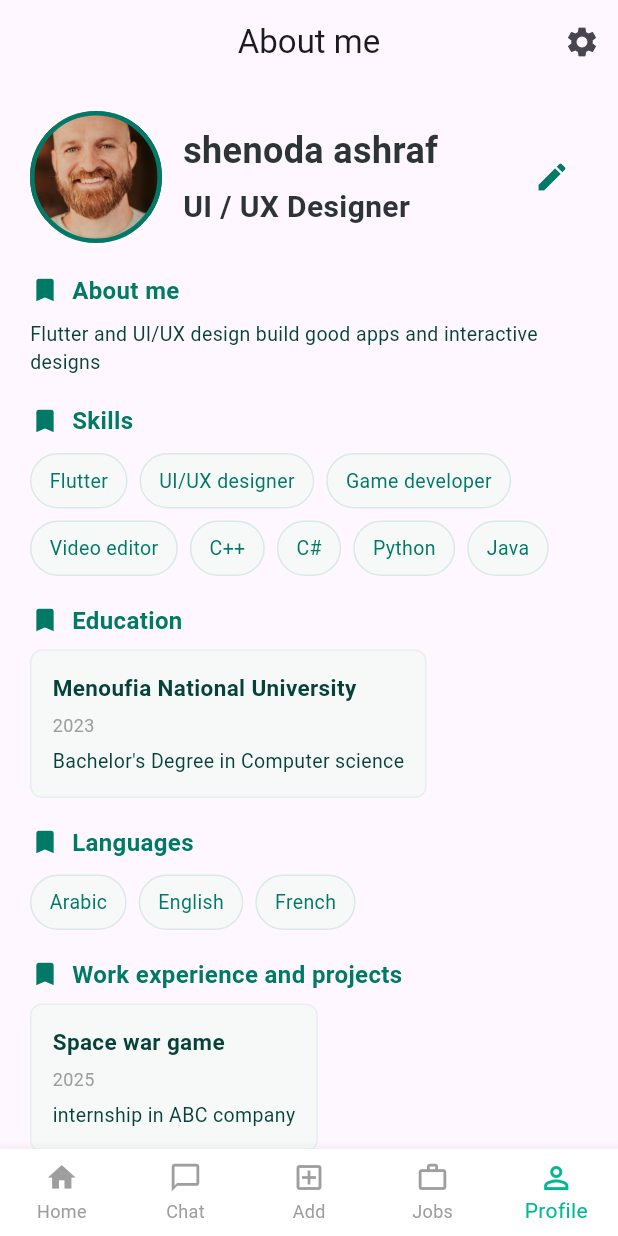
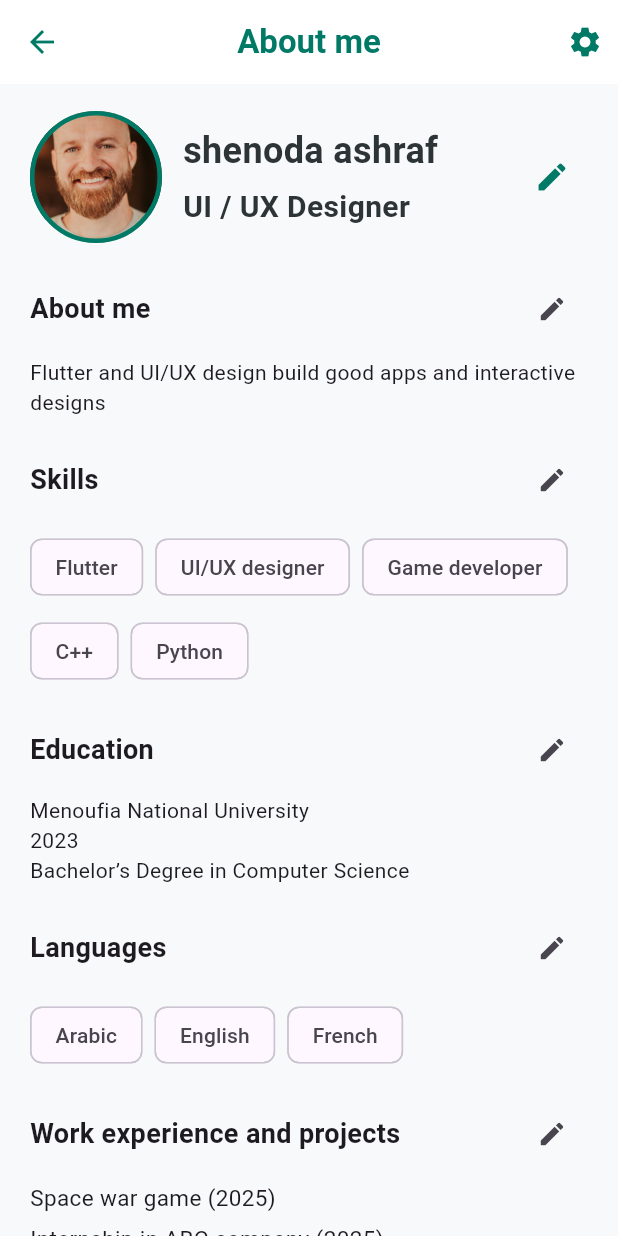
Before and after one commit to engshenoda/Student_Hub, a Flutter app: the ProfileScreen screen opened by its route, on a phone screen of 412 x 824 dp. Run offline on Flutter 3.47's test engine with Material 3 defaults, Android fonts, the phone set to English and light mode, and no system bars; our stand-ins replace firebase_core, go_router, image_picker, shared_preferences; accounts and stored records are empty.

Commit message:
update in screen edit profile fix some bugs

```diff
--- a/lib/features/profile/presentation/screens/profile_screen.dart
+++ b/lib/features/profile/presentation/screens/profile_screen.dart
@@ -1,14 +1,11 @@
 import 'package:flutter/material.dart';
-import 'package:go_router/go_router.dart';
-import 'package:linkedin/core/routes/route.dart';
-import 'package:linkedin/core/theme/app_text_styles.dart';
-import 'package:linkedin/features/profile/presentation/widgets/education_card.dart';
-import 'package:linkedin/features/profile/presentation/widgets/languages_list.dart';
+import 'package:linkedin/core/theme/app_colors.dart';
+import 'package:linkedin/features/profile/presentation/widgets/about_me_section.dart';
+import 'package:linkedin/features/profile/presentation/widgets/education_section.dart';
+import 'package:linkedin/features/profile/presentation/widgets/languages_section.dart';
 import 'package:linkedin/features/profile/presentation/widgets/profile_header.dart';
-import 'package:linkedin/core/widgets/custom_bottom_navigation.dart';
-import 'package:linkedin/features/profile/presentation/widgets/section_title.dart';
-import 'package:linkedin/features/profile/presentation/widgets/skills_list.dart';
-import 'package:linkedin/features/profile/presentation/widgets/work_item.dart';
+import 'package:linkedin/features/profile/presentation/widgets/skills_scetion.dart';
+import 'package:linkedin/features/profile/presentation/widgets/work_experience_section.dart';
 
 class ProfileScreen extends StatelessWidget {
   const ProfileScreen({super.key});
@@ -16,19 +13,22 @@ class ProfileScreen extends StatelessWidget {
   @override
   Widget build(BuildContext context) {
     return Scaffold(
-      bottomNavigationBar: CustomBottomNavigationBar(
-        child: Scaffold(
+      backgroundColor: AppColors.background,
       appBar: AppBar(
-            title: const Text('About me'),
         centerTitle: true,
+        title: const Text(
+          'About me',
+          style: TextStyle(
+            color: AppColors.primary,
+            fontWeight: FontWeight.bold,
+          ),
+        ),
         elevation: 0,
-            actions: [
-              IconButton(
-                onPressed: () {
-                  GoRouter.of(context).push(Routes.settings);
-                },
-                icon: const Icon(Icons.settings),
-              ),
+        backgroundColor: Colors.white,
+        leading: const Icon(Icons.arrow_back, color: AppColors.primary),
+        actions: const [
+          Icon(Icons.settings, color: AppColors.primary),
+          SizedBox(width: 10),
         ],
       ),
       body: SingleChildScrollView(
@@ -38,32 +38,17 @@ class ProfileScreen extends StatelessWidget {
           children: const [
             ProfileHeader(),
             SizedBox(height: 20),
-                SectionTitle(title: 'About me'),
-                SizedBox(height: 8),
-                Text(
-                  'Flutter and UI/UX design build good apps and interactive designs',
-                  style: AppTextStyles.body,
-                ),
+            AboutMeSection(),
             SizedBox(height: 18),
-                SectionTitle(title: 'Skills'),
-                SizedBox(height: 10),
-                Skillslist(),
+            SkillsSection(),
             SizedBox(height: 18),
-                SectionTitle(title: 'Education'),
-                SizedBox(height: 8),
-                EducationCard(),
+            EducationSection(),
             SizedBox(height: 18),
-                SectionTitle(title: 'Languages'),
-                SizedBox(height: 10),
-                Languageslist(),
+            LanguagesSection(),
             SizedBox(height: 18),
-                SectionTitle(title: 'Work experience and projects'),
-                SizedBox(height: 8),
-                WorkItem(),
+            WorkExperienceSection(),
             SizedBox(height: 30),
           ],
-            ),
-          ),
         ),
       ),
     );
--- /dev/null
+++ b/lib/features/profile/presentation/widgets/about_me_section.dart
@@ -0,0 +1,50 @@
+import 'package:flutter/material.dart';
+import 'package:linkedin/features/profile/presentation/widgets/show_custom_bottom_sheet.dart';
+
+class AboutMeSection extends StatelessWidget {
+  const AboutMeSection({super.key});
+
+  @override
+  Widget build(BuildContext context) {
+    return Column(
+      crossAxisAlignment: CrossAxisAlignment.start,
+      children: [
+        Row(
+          children: [
+            const Expanded(
+              child: Text(
+                'About me',
+                style: TextStyle(
+                  fontSize: 18,
+                  fontWeight: FontWeight.bold,
+                ),
+              ),
+            ),
+            IconButton(
+              icon: const Icon(Icons.edit, size: 20),
+              onPressed: () {
+                showCustomBottomSheet(
+                  context: context,
+                  title: 'Edit About Me',
+                  children: [
+                    TextFormField(
+                      maxLines: 3,
+                      decoration: const InputDecoration(
+                        labelText: 'About Me',
+                        border: OutlineInputBorder(),
+                      ),
+                    ),
+                  ],
+                );
+              },
+            ),
+          ],
+        ),
+        const SizedBox(height: 8),
+        const Text(
+          'Flutter and UI/UX design build good apps and interactive designs',
+        ),
+      ],
+    );
+  }
+}
--- a/lib/features/profile/presentation/widgets/education_card.dart
+++ /dev/null
@@ -1,35 +0,0 @@
-import 'package:flutter/material.dart';
-import 'package:linkedin/core/theme/app_colors.dart';
-import 'package:linkedin/core/theme/app_text_styles.dart';
-
-class EducationCard extends StatelessWidget {
-  const EducationCard({super.key});
-
-  @override
-  Widget build(BuildContext context) {
-    return Container(
-      padding: const EdgeInsets.all(14),
-      decoration: BoxDecoration(
-        color: AppColors.surface,
-        borderRadius: BorderRadius.circular(8),
-        border: Border.all(color: AppColors.border),
-      ),
-      child: Column(
-        crossAxisAlignment: CrossAxisAlignment.start,
-        children: const [
-          Text(
-            'Menoufia National University',
-            style: AppTextStyles.sectionSubtitle,
-          ),
-          SizedBox(height: 6),
-          Text('2023', style: AppTextStyles.caption),
-          SizedBox(height: 6),
-          Text(
-            "Bachelor's Degree in Computer science",
-            style: AppTextStyles.body,
-          ),
-        ],
-      ),
-    );
-  }
-}
--- /dev/null
+++ b/lib/features/profile/presentation/widgets/education_section.dart
@@ -0,0 +1,63 @@
+import 'package:flutter/material.dart';
+import 'package:linkedin/features/profile/presentation/widgets/show_custom_bottom_sheet.dart';
+
+class EducationSection extends StatelessWidget {
+  const EducationSection({super.key});
+
+  @override
+  Widget build(BuildContext context) {
+    return Column(
+      crossAxisAlignment: CrossAxisAlignment.start,
+      children: [
+        Row(
+          children: [
+            const Expanded(
+              child: Text(
+                'Education',
+                style: TextStyle(
+                  fontSize: 18,
+                  fontWeight: FontWeight.bold,
+                ),
+              ),
+            ),
+            IconButton(
+              icon: const Icon(Icons.edit, size: 20),
+              onPressed: () {
+                showCustomBottomSheet(
+                  context: context,
+                  title: 'Edit Education',
+                  children: [
+                    TextFormField(
+                      decoration: const InputDecoration(
+                        labelText: 'University',
+                        border: OutlineInputBorder(),
+                      ),
+                    ),
+                    const SizedBox(height: 8),
+                    TextFormField(
+                      decoration: const InputDecoration(
+                        labelText: 'Department',
+                        border: OutlineInputBorder(),
+                      ),
+                    ),
+                    const SizedBox(height: 8),
+                    TextFormField(
+                      decoration: const InputDecoration(
+                        labelText: 'Graduation Year',
+                        border: OutlineInputBorder(),
+                      ),
+                    ),
+                  ],
+                );
+              },
+            ),
+          ],
+        ),
+        const SizedBox(height: 6),
+        const Text(
+          'Menoufia National University\n2023\nBachelor’s Degree in Computer Science',
+        ),
+      ],
+    );
+  }
+}
--- a/lib/features/profile/presentation/widgets/languages_list.dart
+++ /dev/null
@@ -1,15 +0,0 @@
-import 'package:flutter/material.dart';
-import 'package:linkedin/features/profile/presentation/widgets/skill_chip.dart';
-
-class Languageslist extends StatelessWidget {
-  const Languageslist({super.key});
-
-  @override
-  Widget build(BuildContext context) {
-    const langs = ['Arabic', 'English', 'French'];
-    return Wrap(
-      spacing: 8,
-      children: langs.map((l) => SkillChip(label: l)).toList(),
-    );
-  }
-}
--- /dev/null
+++ b/lib/features/profile/presentation/widgets/languages_section.dart
@@ -0,0 +1,57 @@
+import 'package:flutter/material.dart';
+import 'package:linkedin/features/profile/presentation/widgets/show_custom_bottom_sheet.dart';
+
+class LanguagesSection extends StatelessWidget {
+  const LanguagesSection({super.key});
+
+  @override
+  Widget build(BuildContext context) {
+    final langs = ['Arabic', 'English', 'French'];
+
+    return Column(
+      crossAxisAlignment: CrossAxisAlignment.start,
+      children: [
+        Row(
+          children: [
+            const Expanded(
+              child: Text(
+                'Languages',
+                style: TextStyle(
+                  fontSize: 18,
+                  fontWeight: FontWeight.bold,
+                ),
+              ),
+            ),
+            IconButton(
+              icon: const Icon(Icons.edit, size: 20),
+              onPressed: () {
+                showCustomBottomSheet(
+                  context: context,
+                  title: 'Edit Languages',
+                  children: [
+                    Wrap(
+                      spacing: 8,
+                      children: langs.map((lang) => Chip(label: Text(lang))).toList(),
+                    ),
+                    const SizedBox(height: 12),
+                    TextFormField(
+                      decoration: const InputDecoration(
+                        labelText: 'Add new language',
+                        border: OutlineInputBorder(),
+                      ),
+                    ),
+                  ],
+                );
+              },
+            ),
+          ],
+        ),
+        const SizedBox(height: 10),
+        Wrap(
+          spacing: 8,
+          children: langs.map((lang) => Chip(label: Text(lang))).toList(),
+        ),
+      ],
+    );
+  }
+}
--- a/lib/features/profile/presentation/widgets/profile_header.dart
+++ b/lib/features/profile/presentation/widgets/profile_header.dart
@@ -1,13 +1,61 @@
+import 'dart:io';
 import 'package:flutter/material.dart';
+import 'package:image_picker/image_picker.dart';
+import 'package:shared_preferences/shared_preferences.dart';
 import 'package:linkedin/core/theme/app_colors.dart';
 import 'package:linkedin/core/theme/app_text_styles.dart';
+import 'package:linkedin/features/profile/presentation/widgets/show_custom_bottom_sheet.dart';
 
-class ProfileHeader extends StatelessWidget {
+class ProfileHeader extends StatefulWidget {
   const ProfileHeader({super.key});
+
+  @override
+  State<ProfileHeader> createState() => _ProfileHeaderState();
+}
+
+class _ProfileHeaderState extends State<ProfileHeader> {
+  File? _profileImage;
+  final String _imageKey = 'profile_image_path';
+
+  @override
+  void initState() {
+    super.initState();
+    _loadImageFromCache();
+  }
+
+  /// ✅ Load the saved image path when the widget is initialized
+  Future<void> _loadImageFromCache() async {
+    final prefs = await SharedPreferences.getInstance();
+    final imagePath = prefs.getString(_imageKey);
+    if (imagePath != null && File(imagePath).existsSync()) {
+      setState(() {
+        _profileImage = File(imagePath);
+      });
+    }
+  }
+
+  /// ✅ Pick image from gallery and save to cache
+  Future<void> _pickImage() async {
+    final picker = ImagePicker();
+    final pickedImage = await picker.pickImage(source: ImageSource.gallery);
+
+    if (pickedImage != null) {
+      final file = File(pickedImage.path);
+      setState(() {
+        _profileImage = file;
+      });
+
+      // Save image path in cache
+      final prefs = await SharedPreferences.getInstance();
+      await prefs.setString(_imageKey, file.path);
+    }
+  }
+
   @override
   Widget build(BuildContext context) {
     return Row(
       children: [
+        // ✅ Profile image container
         Container(
           width: 88,
           height: 88,
@@ -15,7 +63,9 @@ class ProfileHeader extends StatelessWidget {
             shape: BoxShape.circle,
             border: Border.all(color: AppColors.primary, width: 3),
             image: DecorationImage(
-              image: AssetImage('assets/profile.jpg'),
+              image: _profileImage != null
+                  ? FileImage(_profileImage!) as ImageProvider
+                  : const AssetImage('assets/profile.jpg'),
               fit: BoxFit.cover,
             ),
           ),
@@ -32,7 +82,42 @@ class ProfileHeader extends StatelessWidget {
           ),
         ),
         IconButton(
-          onPressed: () {},
+          onPressed: () {
+            showCustomBottomSheet(
+              context: context,
+              title: 'Edit Profile',
+              children: [
+                // ✅ Image picker button
+                ElevatedButton.icon(
+                  onPressed: _pickImage,
+                  icon: const Icon(Icons.image),
+                  label: const Text('Change Profile Picture'),
+                  style: ElevatedButton.styleFrom(
+                    backgroundColor: AppColors.primary,
+                    foregroundColor: Colors.white,
+                  ),
+                ),
+                const SizedBox(height: 12),
+
+                // ✅ Name field
+                TextFormField(
+                  decoration: const InputDecoration(
+                    labelText: 'Name',
+                    border: OutlineInputBorder(),
+                  ),
+                ),
+                const SizedBox(height: 12),
+
+                // ✅ Job title field
+                TextFormField(
+                  decoration: const InputDecoration(
+                    labelText: 'Job Title',
+                    border: OutlineInputBorder(),
+                  ),
+                ),
+              ],
+            );
+          },
           icon: const Icon(Icons.edit, color: AppColors.primary),
         ),
       ],
--- a/lib/features/profile/presentation/widgets/section_title.dart
+++ /dev/null
@@ -1,18 +0,0 @@
-import 'package:flutter/material.dart';
-import 'package:linkedin/core/theme/app_colors.dart';
-import 'package:linkedin/core/theme/app_text_styles.dart';
-
-class SectionTitle extends StatelessWidget {
-  final String title;
-  const SectionTitle({super.key, required this.title});
-  @override
-  Widget build(BuildContext context) {
-    return Row(
-      children: [
-        Icon(Icons.bookmark, color: AppColors.primary, size: 20),
-        const SizedBox(width: 8),
-        Text(title, style: AppTextStyles.sectionTitle),
-      ],
-    );
-  }
-}
--- a/lib/features/profile/presentation/widgets/skill_chip.dart
+++ /dev/null
@@ -1,20 +0,0 @@
-import 'package:flutter/material.dart';
-import 'package:linkedin/core/theme/app_colors.dart';
-import 'package:linkedin/core/theme/app_text_styles.dart';
-
-class SkillChip extends StatelessWidget {
-  final String label;
-  const SkillChip({super.key, required this.label});
-  @override
-  Widget build(BuildContext context) {
-    return Container(
-      padding: const EdgeInsets.symmetric(horizontal: 12, vertical: 8),
-      decoration: BoxDecoration(
-        color: AppColors.surface,
-        borderRadius: BorderRadius.circular(20),
-        border: Border.all(color: AppColors.primary.withOpacity(0.12)),
-      ),
-      child: Text(label, style: AppTextStyles.chip),
-    );
-  }
-}
--- a/lib/features/profile/presentation/widgets/skills_list.dart
+++ /dev/null
@@ -1,25 +0,0 @@
-import 'package:flutter/material.dart';
-import 'package:linkedin/features/profile/presentation/widgets/skill_chip.dart';
-
-class Skillslist extends StatelessWidget {
-  const Skillslist({super.key});
-
-  @override
-  Widget build(BuildContext context) {
-    const skills = [
-      'Flutter',
-      'UI/UX designer',
-      'Game developer',
-      'Video editor',
-      'C++',
-      'C#',
-      'Python',
-      'Java',
-    ];
-    return Wrap(
-      spacing: 8,
-      runSpacing: 8,
-      children: skills.map((s) => SkillChip(label: s)).toList(),
-    );
-  }
-}
--- /dev/null
+++ b/lib/features/profile/presentation/widgets/skills_scetion.dart
@@ -0,0 +1,64 @@
+import 'package:flutter/material.dart';
+import 'package:linkedin/features/profile/presentation/widgets/show_custom_bottom_sheet.dart';
+
+class SkillsSection extends StatelessWidget {
+  const SkillsSection({super.key});
+
+  @override
+  Widget build(BuildContext context) {
+    final skills = [
+      'Flutter',
+      'UI/UX designer',
+      'Game developer',
+      'C++',
+      'Python',
+    ];
+
+    return Column(
+      crossAxisAlignment: CrossAxisAlignment.start,
+      children: [
+        Row(
+          children: [
+            const Expanded(
+              child: Text(
+                'Skills',
+                style: TextStyle(fontSize: 18, fontWeight: FontWeight.bold),
+              ),
+            ),
+            IconButton(
+              icon: const Icon(Icons.edit, size: 20),
+              onPressed: () {
+                showCustomBottomSheet(
+                  context: context,
+                  title: 'Edit Skills',
+                  children: [
+                    Wrap(
+                      spacing: 8,
+                      runSpacing: 8,
+                      children: skills
+                          .map((skill) => Chip(label: Text(skill)))
+                          .toList(),
+                    ),
+                    const SizedBox(height: 12),
+                    TextFormField(
+                      decoration: const InputDecoration(
+                        labelText: 'Add new skill',
+                        border: OutlineInputBorder(),
+                      ),
+                    ),
+                  ],
+                );
+              },
+            ),
+          ],
+        ),
+        const SizedBox(height: 10),
+        Wrap(
+          spacing: 8,
+          runSpacing: 8,
+          children: skills.map((skill) => Chip(label: Text(skill))).toList(),
+        ),
+      ],
+    );
+  }
+}
--- /dev/null
+++ b/lib/features/profile/presentation/widgets/work_experience_section.dart
@@ -0,0 +1,69 @@
+import 'package:flutter/material.dart';
+import 'package:linkedin/features/profile/presentation/widgets/show_custom_bottom_sheet.dart';
+
+class WorkExperienceSection extends StatelessWidget {
+  const WorkExperienceSection({super.key});
+
+  @override
+  Widget build(BuildContext context) {
+    final works = [
+      {'title': 'Space war game', 'year': '2025'},
+      {'title': 'Internship in ABC company', 'year': '2025'},
+    ];
+
+    return Column(
+      crossAxisAlignment: CrossAxisAlignment.start,
+      children: [
+        Row(
+          children: [
+            const Expanded(
+              child: Text(
+                'Work experience and projects',
+                style: TextStyle(fontSize: 18, fontWeight: FontWeight.bold),
+              ),
+            ),
+            IconButton(
+              icon: const Icon(Icons.edit, size: 20),
+              onPressed: () {
+                showCustomBottomSheet(
+                  context: context,
+                  title: 'Edit Work Experience',
+                  children: [
+                    TextFormField(
+                      decoration: const InputDecoration(
+                        labelText: 'Project or Company Name',
+                        border: OutlineInputBorder(),
+                      ),
+                    ),
+                    const SizedBox(height: 8),
+                    TextFormField(
+                      decoration: const InputDecoration(
+                        labelText: 'Year',
+                        border: OutlineInputBorder(),
+                      ),
+                    ),
+                  ],
+                );
+              },
+            ),
+          ],
+        ),
+        const SizedBox(height: 8),
+        Column(
+          crossAxisAlignment: CrossAxisAlignment.start,
+          children: works
+              .map(
+                (work) => Padding(
+                  padding: const EdgeInsets.only(bottom: 6),
+                  child: Text(
+                    '${work['title']} (${work['year']})',
+                    style: const TextStyle(fontSize: 15),
+                  ),
+                ),
+              )
+              .toList(),
+        ),
+      ],
+    );
+  }
+}
--- a/lib/features/profile/presentation/widgets/work_item.dart
+++ /dev/null
@@ -1,29 +0,0 @@
-import 'package:flutter/material.dart';
-import 'package:linkedin/core/theme/app_colors.dart';
-import 'package:linkedin/core/theme/app_text_styles.dart';
-
-class WorkItem extends StatelessWidget {
-  const WorkItem({super.key});
-
-  @override
-  Widget build(BuildContext context) {
-    return Container(
-      padding: const EdgeInsets.all(14),
-      decoration: BoxDecoration(
-        color: AppColors.surface,
-        borderRadius: BorderRadius.circular(8),
-        border: Border.all(color: AppColors.border),
-      ),
-      child: Column(
-        crossAxisAlignment: CrossAxisAlignment.start,
-        children: const [
-          Text('Space war game', style: AppTextStyles.sectionSubtitle),
-          SizedBox(height: 6),
-          Text('2025', style: AppTextStyles.caption),
-          SizedBox(height: 6),
-          Text('internship in ABC company', style: AppTextStyles.body),
-        ],
-      ),
-    );
-  }
-}
--- a/pubspec.yaml
+++ b/pubspec.yaml
@@ -36,6 +36,8 @@ dependencies:
   flutter:
     sdk: flutter
   go_router: ^16.2.4
+  image_picker: ^1.2.0
+  shared_preferences: ^2.5.3
 
 dev_dependencies:
   flutter_lints: ^5.0.0
```
Also changed, not shown: lib/features/profile/presentation/widgets/show_custom_bottom_sheet.dart (added, +65 -0 lines), lib/features/profile/presentation/widgets/profile_heder.dart (deleted), pubspec.lock, 6 other files. Lines whose indentation alone changed are shown as unchanged.
